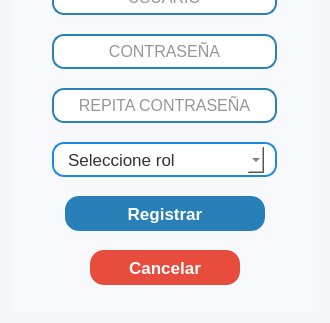
Proyecto-Uptjaa/Proyecto_SIRA, file resources/ui/registro_user.ui: the form before one commit; both pictures show x 0 to 330 and y 147 to 470 of the 330 by 470 pixel window.
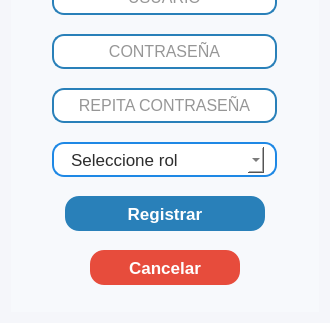
The form after the commit. Icons and pictures are not drawn.

Commit message:
Mejores stylesheets en calend y combobox
- Se mejoro el diseño visual de calendarios desplegables y de listado
  desplegable de combobox.
- Nuevos iconos agregados

Diff of the .ui file:
```diff
--- a/resources/ui/registro_user.ui
+++ b/resources/ui/registro_user.ui
@@ -293,7 +293,50 @@
           </font>
          </property>
          <property name="styleSheet">
-          <string notr="true"/>
+          <string notr="true">QComboBox {
+			combobox-popup: 0;
+            border-radius: 10px;
+            padding: 2px 8px;
+            background-color: white;
+            color: #2d2d2d;
+   
+        }
+        QComboBox:hover {
+            border-color: #0D47A1;
+        }
+        
+        QComboBox QAbstractItemView {
+            background-color: white;
+            border: 1.5px solid #2980b9;
+            border-radius: 8px;
+            color: #2d2d2d;
+            outline: none;
+            padding: 4px 0px;
+        }
+        QComboBox QAbstractItemView::item {
+            min-height: 20px;
+            padding: 3px 5px;
+        }
+        QComboBox QAbstractItemView::item:selected {
+            background-color: #2980b9;
+            color: white;
+        }
+        QComboBox QAbstractItemView QScrollBar:vertical {
+            border: none;
+            background: #f0f7ff;
+            width: 7px;
+            border-radius: 3px;
+            margin: 4px 2px;
+        }
+        QComboBox QAbstractItemView QScrollBar::handle:vertical {
+            background: #2980b9;
+            border-radius: 3px;
+            min-height: 20px;
+        }
+        QComboBox QAbstractItemView QScrollBar::add-line:vertical,
+        QComboBox QAbstractItemView QScrollBar::sub-line:vertical {
+            height: 0px;
+        }</string>
          </property>
          <property name="iconSize">
           <size>
```
The commit also changes 32 other files.
